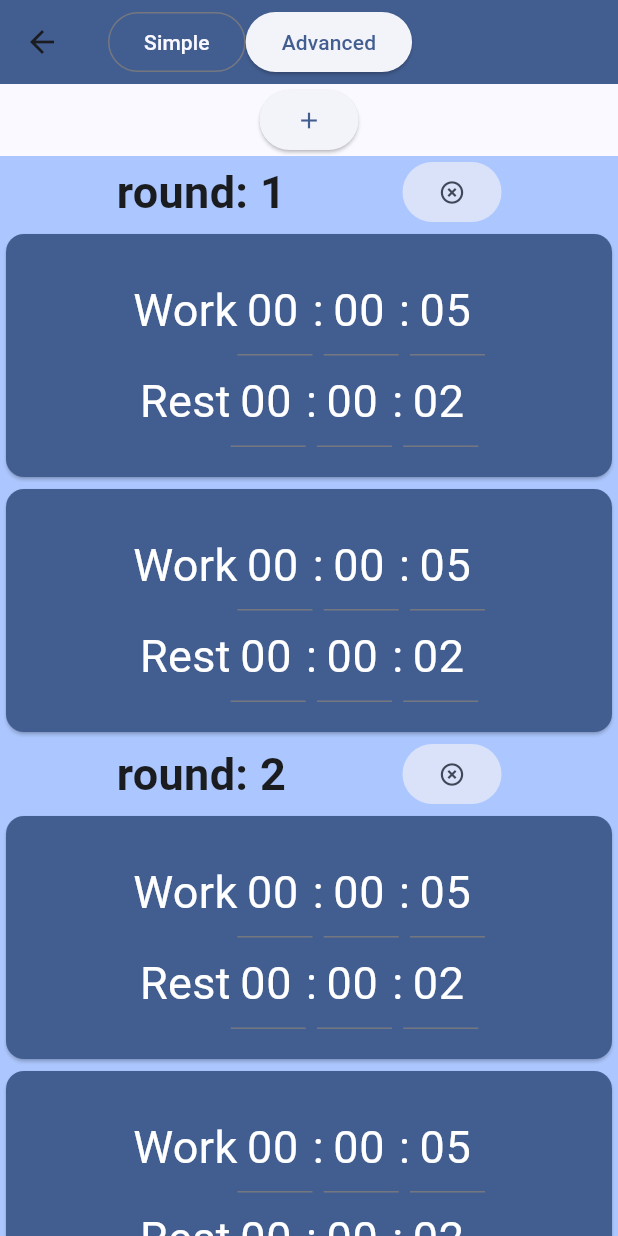
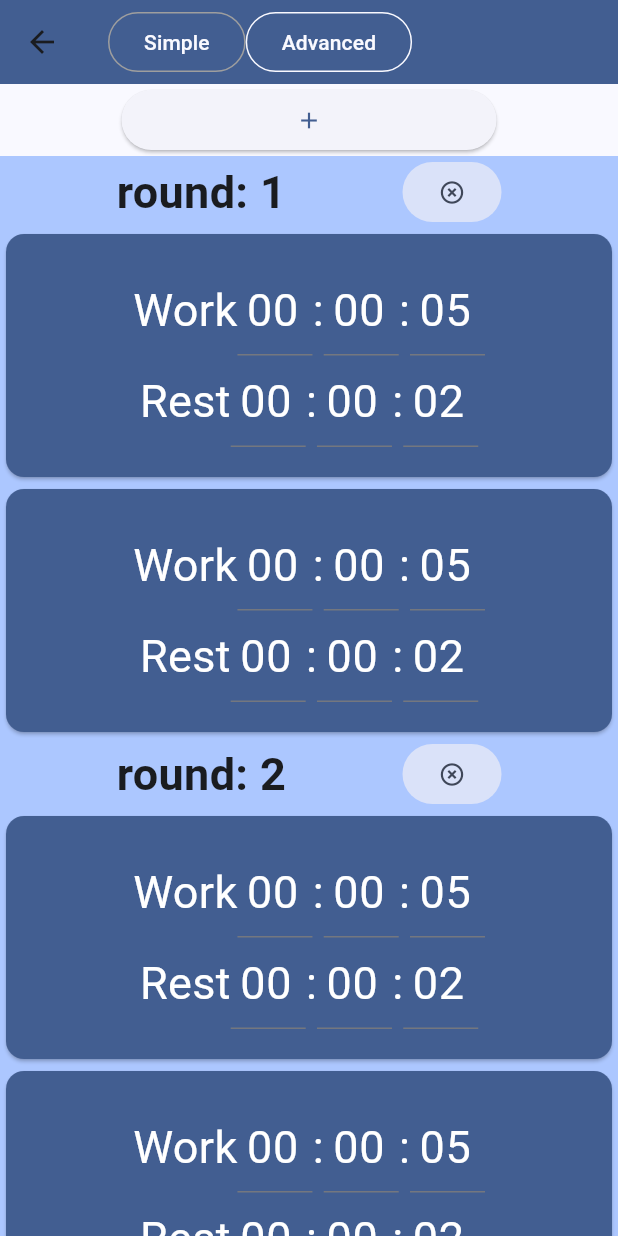
Before and after one commit to kcmurray1/fitness_app, a Flutter app: the TimerSettingsPage screen opened directly, after a tap on "Advanced", on a phone screen of 412 x 824 dp. Run offline on Flutter 3.47's test engine with Material 3 defaults, Android fonts, the phone set to English and light mode, and no system bars.

Commit message:
removed unused code and implemented TimerAdvancedSettings class

```diff
--- a/lib/pages/timer_page/timer_page.dart
+++ b/lib/pages/timer_page/timer_page.dart
@@ -6,12 +6,15 @@ import 'package:fitness_app/pages/timer_settings_page/timer_settings_page.dart';
 
 class TimerPage extends StatefulWidget
 {
-   @override
+  @override
   State<TimerPage> createState() => _TimerPage();
 }
 
 class _TimerPage extends State<TimerPage>
 {
+  Color restColor = Color.fromARGB(175, 226, 86, 86);
+  Color workColor = Color.fromARGB(207, 125, 220, 91);
+
   List<Widget> buildContent(IntervalTimer intervalTimer)
     {
       return [
@@ -27,9 +30,11 @@ class _TimerPage extends State<TimerPage>
     intervalTimer.removeEmptyRounds();
 
 
+
     return Stack(
       children: [
         Scaffold(
+          backgroundColor: workColor,
           body: Center(
             // Center is a layout widget. It takes a single child and positions it
             // in the middle of the parent.
--- a/lib/pages/timer_settings_page/timer_settings_page.dart
+++ b/lib/pages/timer_settings_page/timer_settings_page.dart
@@ -1,7 +1,8 @@
 import 'package:flutter/material.dart';
-import 'package:provider/provider.dart';
-import 'package:fitness_app/models/interval_timer.dart';
-import 'package:fitness_app/pages/timer_page/widgets/round_card.dart';
+// Settings Widgets
+import 'package:fitness_app/pages/timer_settings_page/widgets/timer_advanced_settings.dart';
+import 'package:fitness_app/pages/timer_settings_page/widgets/timer_simple_settings.dart';
+
 
 class TimerSettingsPage extends StatefulWidget {
 
@@ -10,59 +11,13 @@ class TimerSettingsPage extends StatefulWidget {
 }
 
 class _TimerSettingsPage extends State<TimerSettingsPage> {
-
-  List<Widget> displayRounds(IntervalTimer intervalTimer)
-  {
-    List<Widget> rounds = [];
-    int roundCount = 1;
-    for(var round in intervalTimer.rounds)
-    {
-
-      if(!round.isEmpty())
-      {
-        rounds.add(RoundCard(
-          key: ValueKey(round),
-          round: round,
-          roundNum: roundCount,
-          isDeletable:  true,
-            onRemove: (){
-              setState(() {intervalTimer.removeRound(round);});
-            },
-          )
-        );
-        roundCount++;
-      }
-    }
-    return rounds;
-  }
-
-  List<Widget> buildContent(IntervalTimer intervalTimer)
-    {
-      // Display all of the editable rounds
-      return [
-      Row(
-        mainAxisAlignment: MainAxisAlignment.spaceEvenly,
-        children: [
-          ElevatedButton(
-            onPressed: ((){
-              setState(intervalTimer.addRound);
-            }),
-            child: Icon(Icons.add),
-          ),
-
-        ],
-      ),
-      Expanded(
-        child: ListView(
-          children: displayRounds(intervalTimer),
-        )
-      )
-      ];
-  }
+  // defualt to simple timer
+  bool _isSimpleTimer = true;
 
   @override
   Widget build(BuildContext context) {
-    var intervalTimer = context.watch<IntervalTimer>();
+    Color selectedButtonColor = Theme.of(context).colorScheme.surface;
+    Color unselectedButtonColor = Colors.grey;
 
     return Scaffold(
       appBar: AppBar(
@@ -72,8 +27,15 @@ class _TimerSettingsPage extends State<TimerSettingsPage> {
             children: [
               OutlinedButton(
                 onPressed: (){
-
+                  setState((){
+                    _isSimpleTimer = true;
+                  });
                 },
+                style: OutlinedButton.styleFrom(
+                  side: BorderSide(
+                    color: _isSimpleTimer ? selectedButtonColor : unselectedButtonColor
+                  )
+                ),
                 child: Text(
                   "Simple",
                   style: TextStyle(
@@ -81,17 +43,27 @@ class _TimerSettingsPage extends State<TimerSettingsPage> {
                   )
                 )
               ),
-              ElevatedButton(onPressed: (){
-
+              OutlinedButton(
+                onPressed: (){
+                setState(() {
+                  _isSimpleTimer = false;
+                });
               },
-              child: Text("Advanced")),
+              style: OutlinedButton.styleFrom(
+                side: BorderSide(
+                  color: _isSimpleTimer ? unselectedButtonColor : selectedButtonColor
+                )
+              ),
+              child: Text("Advanced",
+                style: TextStyle(
+                    color: Theme.of(context).colorScheme.surface
+                  )
+                )
+              ),
             ],
           )
       ),
-      body: Column(
-        children:
-          buildContent(intervalTimer)
-      )
+      body: _isSimpleTimer ? TimerSimpleSettings() : TimerAdvancedSettings()
     );
   }
 }
--- /dev/null
+++ b/lib/pages/timer_settings_page/widgets/timer_advanced_settings.dart
@@ -0,0 +1,75 @@
+import 'package:flutter/material.dart';
+import 'package:provider/provider.dart';
+import 'package:fitness_app/models/interval_timer.dart';
+import 'package:fitness_app/pages/timer_page/widgets/round_card.dart';
+
+class TimerAdvancedSettings extends StatefulWidget {
+    @override
+    State<TimerAdvancedSettings> createState() => _TimerAdvancedSettingState();
+}
+
+class _TimerAdvancedSettingState extends State<TimerAdvancedSettings>
+{
+    /// Display [IntervalTimer.rounds] as a list containing
+    /// editable [RoundCard]
+    List<Widget> displayRounds(IntervalTimer intervalTimer)
+    {
+        List<Widget> rounds = [];
+        int roundCount = 1;
+        for(var round in intervalTimer.rounds)
+        {
+            if(!round.isEmpty())
+            {
+                rounds.add(RoundCard(
+                key: ValueKey(round),
+                round: round,
+                roundNum: roundCount,
+                isDeletable:  true,
+                    onRemove: (){
+                    setState(() {intervalTimer.removeRound(round);});
+                    },
+                )
+                );
+                roundCount++;
+            }
+        }
+        return rounds;
+    }
+
+    /// Display detailed controls for this [IntervalTimer] such as
+    /// adding/removing [Rounds] and altering the their sets(currently called phaseTimers)
+    List<Widget> buildDisplay(IntervalTimer intervalTimer)
+    {
+        return [
+        Row(
+            mainAxisAlignment: MainAxisAlignment.spaceEvenly,
+            children: [
+            SizedBox(
+              width: 250,
+              child: ElevatedButton(
+                  onPressed: ((){
+                  setState(intervalTimer.addRound);
+                  }),
+                  child: Icon(Icons.add),
+              ),
+            ),
+
+            ],
+        ),
+        Expanded(
+            child: ListView(
+            children: displayRounds(intervalTimer),
+            )
+        )
+        ];
+    }
+
+    @override
+    Widget build(BuildContext context)
+    {
+        var intervalTimer = context.watch<IntervalTimer>();
+        return Column(
+            children: buildDisplay(intervalTimer)
+        );
+    }
+}
--- /dev/null
+++ b/lib/pages/timer_settings_page/widgets/timer_simple_settings.dart
@@ -0,0 +1,38 @@
+import 'package:provider/provider.dart';
+import 'package:flutter/material.dart';
+import 'package:fitness_app/models/interval_timer.dart';
+
+
+class TimerSimpleSettings extends StatefulWidget
+{
+  @override
+  State<TimerSimpleSettings> createState() => _TimerSimpleSettingState();
+}
+
+class _TimerSimpleSettingState extends State<TimerSimpleSettings>
+{
+  Widget buildDisplay(IntervalTimer interval_timer)
+  {
+    return Column(
+      mainAxisAlignment: MainAxisAlignment.center,
+      children: [
+
+        Text("Total Rounds: ${interval_timer.rounds.length}"),
+        Text("Work Time"),
+        Text("Rest Time"),
+        Text("Total Time")
+
+      ],
+    );
+  }
+
+  @override
+  Widget build(BuildContext context)
+  {
+    IntervalTimer intervalTimer = context.watch<IntervalTimer>();
+
+    return Center(
+      child: buildDisplay(intervalTimer)
+    );
+  }
+}
```
